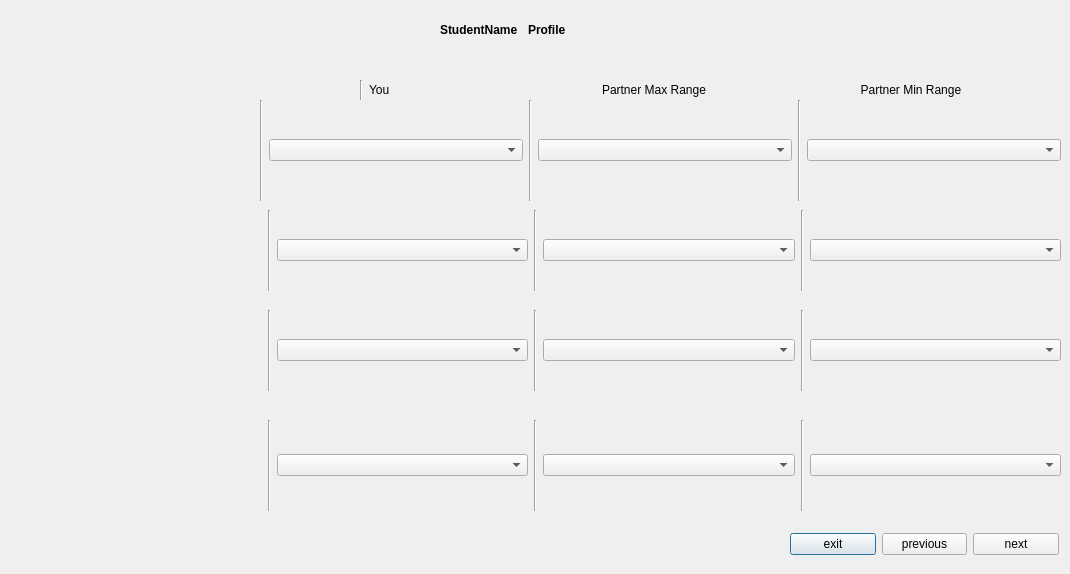
The window that D1/studentprofileview.ui (GuelorEmanuel/Team-Tech-Support) describes before a commit, drawn with Qt 5.
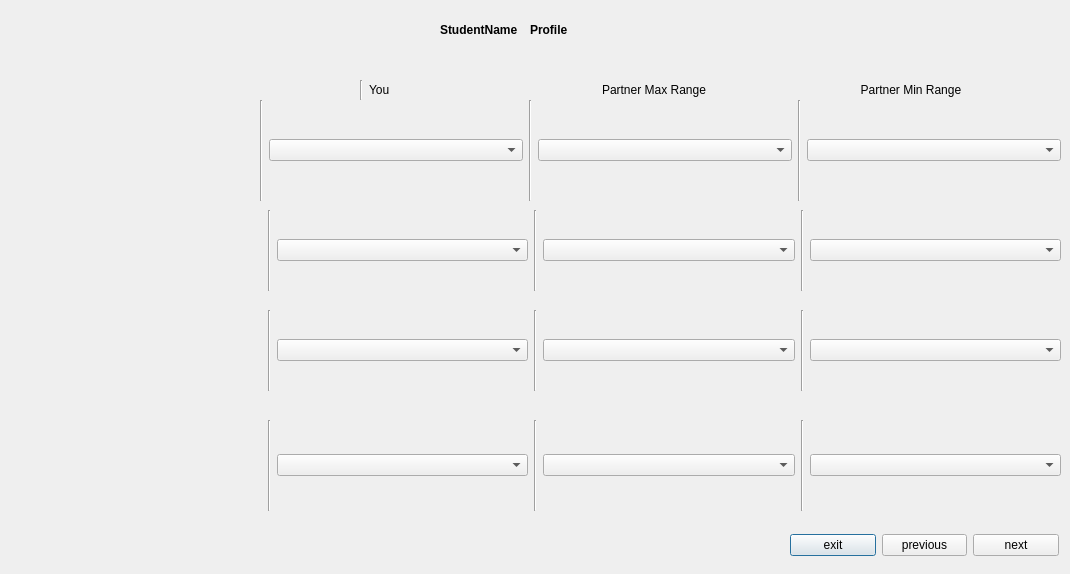
The same window after the commit.

```diff
--- a/D1/studentprofileview.ui
+++ b/D1/studentprofileview.ui
@@ -184,7 +184,7 @@
      <x>790</x>
      <y>530</y>
      <width>269</width>
-     <height>29</height>
+     <height>30</height>
     </rect>
    </property>
    <layout class="QHBoxLayout" name="horizontalLayout">
@@ -216,8 +216,8 @@
     <rect>
      <x>440</x>
      <y>20</y>
-     <width>170</width>
-     <height>19</height>
+     <width>173</width>
+     <height>20</height>
     </rect>
    </property>
    <layout class="QHBoxLayout" name="horizontalLayout_2">
@@ -304,7 +304,7 @@
     </item>
    </layout>
   </widget>
-  <widget class="QWidget" name="">
+  <widget class="QWidget" name="layoutWidget">
    <property name="geometry">
     <rect>
      <x>360</x>
```
Left out of the diff: 8 changed lines with no effect on the pictures.
